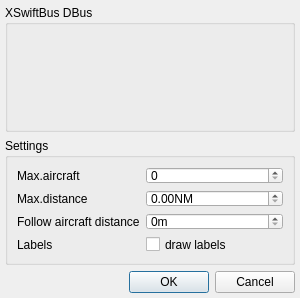
Qt form src/plugins/simulator/xplaneconfig/simulatorxplaneconfigwindow.ui (swift-project/pilotclient) before a commit.
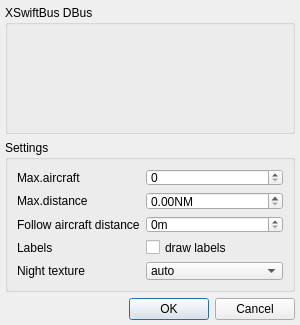
The same form after that commit. Custom widgets are drawn as their Qt base class.

Commit message:
Ref T715, setting for "night texture"
* settings class
* UI

The edit to the form file:
```diff
--- a/src/plugins/simulator/xplaneconfig/simulatorxplaneconfigwindow.ui
+++ b/src/plugins/simulator/xplaneconfig/simulatorxplaneconfigwindow.ui
@@ -7,7 +7,7 @@
     <x>0</x>
     <y>0</y>
     <width>300</width>
-    <height>298</height>
+    <height>325</height>
    </rect>
   </property>
   <property name="minimumSize">
@@ -144,6 +144,32 @@
         </property>
        </widget>
       </item>
+      <item row="5" column="1">
+       <widget class="QComboBox" name="cb_NightTextureMode">
+        <item>
+         <property name="text">
+          <string>auto</string>
+         </property>
+        </item>
+        <item>
+         <property name="text">
+          <string>daylight texture only</string>
+         </property>
+        </item>
+        <item>
+         <property name="text">
+          <string>night texture only</string>
+         </property>
+        </item>
+       </widget>
+      </item>
+      <item row="5" column="0">
+       <widget class="QLabel" name="lbl_NightTextureMode">
+        <property name="text">
+         <string>Night texture</string>
+        </property>
+       </widget>
+      </item>
      </layout>
     </widget>
    </item>
```
The commit also changes 6 other files.
